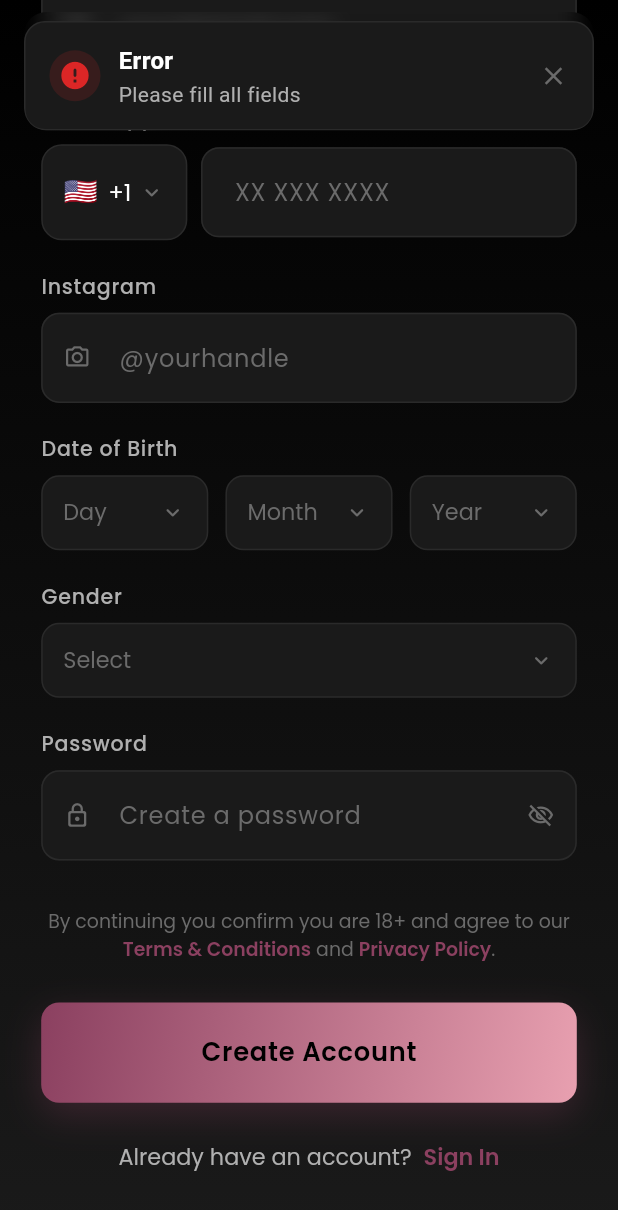
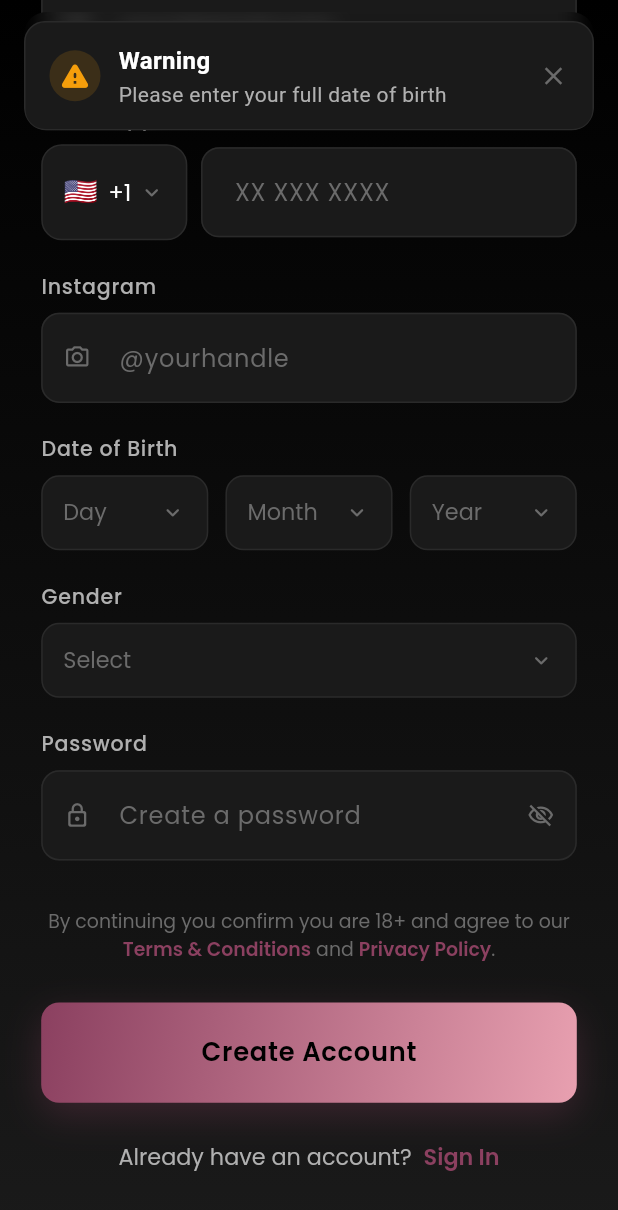
Before and after one commit to troyreedstudio/studio, a Flutter app: the SignUpPage screen opened directly, scrolled down 462 dp, after a tap on "Create Account", on a phone screen of 412 x 824 dp. Shown: the top 1210 px of the screen. Run offline on Flutter 3.47's test engine with Material 3 defaults, Android fonts, the phone set to English and light mode, and no system bars; our stand-ins replace cached_network_image, flutter_easyloading, flutter_screenutil, flutter_svg, fluttertoast, font_awesome_flutter and 12 more; accounts and stored records are empty.

Commit message:
Pink Pineapple: auth audit — dedupe Stage 2 + add 18+ age gate
Stage 1 sign-up already captures DOB and Instagram. Re-asking on Stage 2
(profile setup) was friction AND overwrote Stage 1 values via the
update-profile request body. Removed DOB date picker and Instagram field
from Stage 2 — _buildRequestBody only includes set fields so they're no
longer sent on profile setup, preserving Stage 1 input.

Stage 1: added 18+ age check before submitting registration. Pink
Pineapple is a nightlife app — legal/safety baseline. DOB completeness
is also now required (was previously submittable empty).

Co-Authored-By: claude-flow <ruv@ruv.net>

```diff
--- a/projects/pink-pineapple/app/lib/feature/auth/ui/2.sign_up_ui.dart
+++ b/projects/pink-pineapple/app/lib/feature/auth/ui/2.sign_up_ui.dart
@@ -7,6 +7,7 @@ import 'package:google_fonts/google_fonts.dart';
 import '../../../core/const/app_colors.dart';
 import '../../../core/const/image_path.dart';
 import '../../../core/global_widgets/app_loading.dart';
+import '../../../core/global_widgets/app_snackbar.dart';
 import '../../../core/global_widgets/country_code_picker.dart';
 import '../controller/2.sign_up_cnt.dart';
 import '1.login_ui.dart';
@@ -483,14 +484,35 @@ class SignUpPage extends StatelessWidget {
                               ),
                             ),
                             onPressed: () {
-                              // Build DOB string if all parts selected
-                              String dobStr = '';
-                              if (selectedYear.value != null &&
-                                  selectedMonth.value != null &&
-                                  selectedDay.value != null) {
-                                dobStr =
-                                    '${selectedYear.value}-${selectedMonth.value.toString().padLeft(2, '0')}-${selectedDay.value.toString().padLeft(2, '0')}';
+                              // Require complete DOB
+                              if (selectedYear.value == null ||
+                                  selectedMonth.value == null ||
+                                  selectedDay.value == null) {
+                                AppSnackbar.showWarning(
+                                    "Please enter your full date of birth");
+                                return;
                               }
+
+                              // 18+ age check — Pink Pineapple is a nightlife app
+                              final dob = DateTime(
+                                  selectedYear.value!,
+                                  selectedMonth.value!,
+                                  selectedDay.value!);
+                              final today = DateTime.now();
+                              int age = today.year - dob.year;
+                              if (today.month < dob.month ||
+                                  (today.month == dob.month &&
+                                      today.day < dob.day)) {
+                                age--;
+                              }
+                              if (age < 18) {
+                                AppSnackbar.showWarning(
+                                    "You must be 18 or over to use Pink Pineapple.");
+                                return;
+                              }
+
+                              final dobStr =
+                                  '${selectedYear.value}-${selectedMonth.value.toString().padLeft(2, '0')}-${selectedDay.value.toString().padLeft(2, '0')}';
                               controller.registerUser(
                                 nameController.text,
                                 emailController.text,
```
Also changed, not shown: projects/pink-pineapple/app/lib/feature/auth/ui/8.sign_up_profile_set_up.dart (+4 -18 lines).
